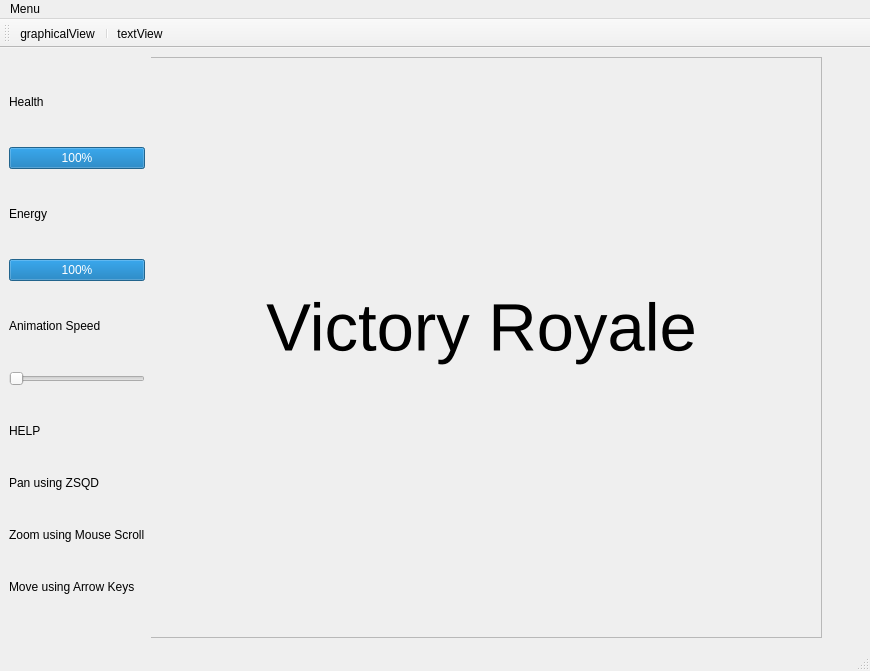
Above: mainwindow.ui from Stalpaard/MediaProcessingGame before the change. Below: the same form after it.
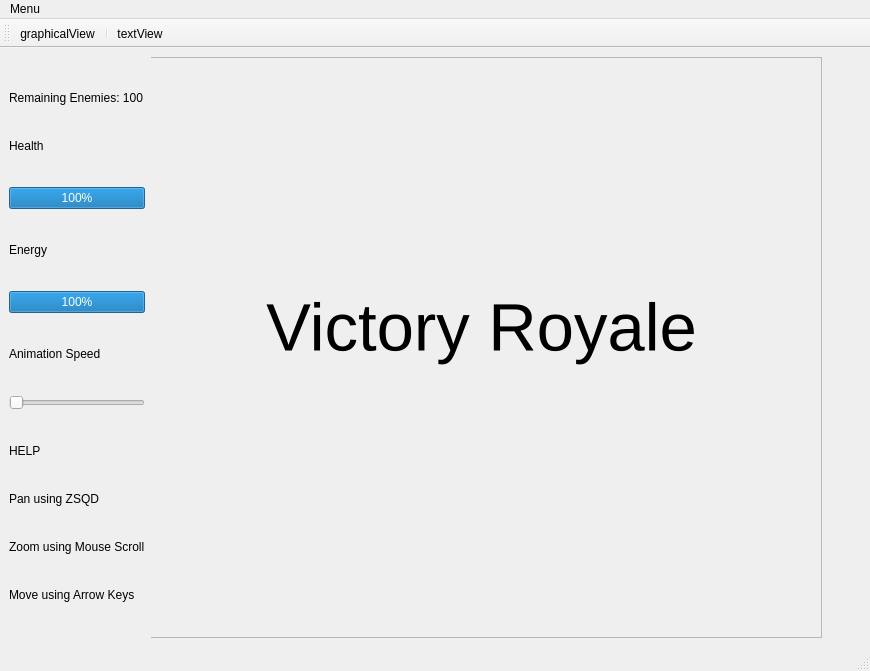
That is the form after the change.

Commit message: Added remainingEnemies l abel to MainWindow

The edit to the form file:
```diff
--- a/mainwindow.ui
+++ b/mainwindow.ui
@@ -25,6 +25,19 @@
         <property name="sizeConstraint">
          <enum>QLayout::SetDefaultConstraint</enum>
         </property>
+        <item>
+         <widget class="QLabel" name="remainingEnemiesLabel">
+          <property name="sizePolicy">
+           <sizepolicy hsizetype="Maximum" vsizetype="Maximum">
+            <horstretch>0</horstretch>
+            <verstretch>0</verstretch>
+           </sizepolicy>
+          </property>
+          <property name="text">
+           <string>Remaining Enemies: 100</string>
+          </property>
+         </widget>
+        </item>
         <item>
          <widget class="QLabel" name="healthLabel">
           <property name="sizePolicy">
```
The commit also changes 6 other files.
